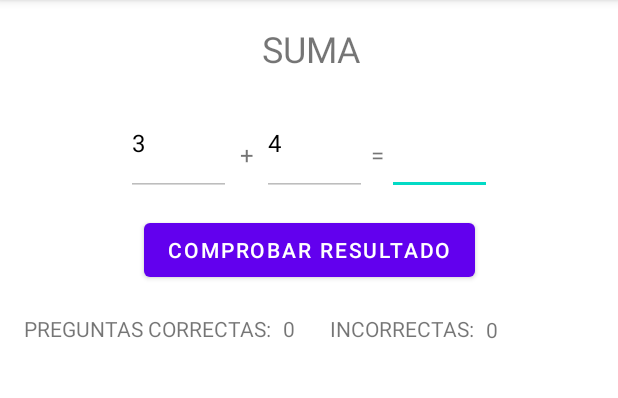
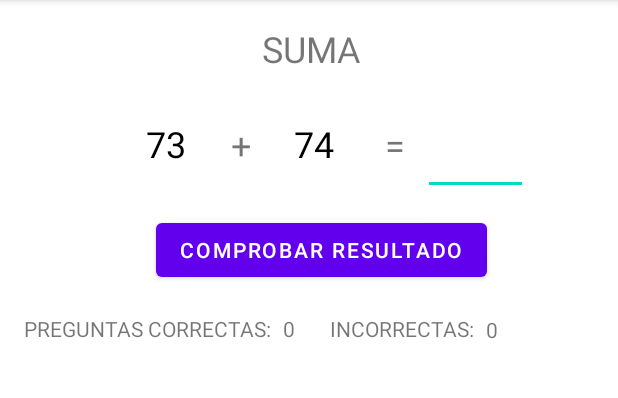
Before and after one commit to Alaynchus/PROM, an Android app: the screen it shows after launch (MainActivity), on a phone screen of 412 x 824 dp, the part 84-482 px from its top. Run offline under Robolectric (Android 15) with nearby library versions, the phone set to English and light mode, and no system bars.

Commit message:
Add files via upload

```diff
--- a/Unidad 2/Ejercicios/Tanda3/CalculadoraJuego/src/main/java/com/example/calculadorajuego/MainActivity.java
+++ b/Unidad 2/Ejercicios/Tanda3/CalculadoraJuego/src/main/java/com/example/calculadorajuego/MainActivity.java
@@ -1,13 +1,19 @@
 package com.example.calculadorajuego;
 
+import androidx.annotation.Nullable;
 import androidx.appcompat.app.AppCompatActivity;
 
+import android.content.Intent;
 import android.os.Bundle;
+import android.view.View;
 import android.widget.EditText;
+import android.widget.TextView;
 
 public class MainActivity extends AppCompatActivity {
 
-    private EditText num1, num2, numCorrectas, numIncorrectas;
+    private EditText   resultadotxt;
+    private TextView numCorrectas, numIncorrectas, num1, num2;
+    private int nu1, nu2, nuCorrectas, nuIncorrectas;
 
 
     protected void onCreate(Bundle savedInstanceState) {
@@ -16,11 +22,54 @@ public class MainActivity extends AppCompatActivity {
 
         num1 = findViewById(R.id.numero1txt);
         num2 = findViewById(R.id.numero2txt);
+        numCorrectas = findViewById(R.id.correctaslbl);
+        numIncorrectas = findViewById(R.id.incorrectaslbl);
+        resultadotxt = findViewById(R.id.resultadotxt);
+        nu1=0;
+        nu2=0;
+        nuCorrectas=0;
+        nuIncorrectas=0;
         crearNumerosRandom();
     }
     private void crearNumerosRandom(){
-        num1.setText(3+"");
-        num2.setText(4+"");
+
+        nu1=(int)(Math.random()*100);
+        num1.setText(String.valueOf(nu1));
+        nu2=(int)(Math.random()*100);
+        num2.setText(String.valueOf(nu2));
+
 
     }
+    public void comprobarListenerBtn(View view) {
+        try {
+            int resulcom = Integer.parseInt(resultadotxt.getText().toString());
+            Intent intent = new Intent(MainActivity.this, ResultadoOperacionActivity.class);
+            intent.putExtra("nu1",nu1);
+            intent.putExtra("nu2",nu2);
+            intent.putExtra("resulcom",resulcom);
+            startActivityForResult(intent,2);
+        }
+        catch(NumberFormatException e) {
+            //no es numeríco
+        }
+    }
+
+    public void onActivityResult(int requestCode, int resultCode, @Nullable Intent data) {
+        super.onActivityResult(requestCode, resultCode, data);
+
+        if (requestCode == 2 && resultCode==RESULT_OK){
+            crearNumerosRandom();
+            resultadotxt.setText("");
+
+            boolean respuesta = data.getExtras().getBoolean("esCorrecta");
+            if(respuesta){
+                nuCorrectas++;
+            }
+            else{
+                nuIncorrectas++;
+            }
+            numCorrectas.setText(nuCorrectas+"");
+            numIncorrectas.setText(nuIncorrectas+"");
+        }
+    }
 }
--- a/Unidad 2/Ejercicios/Tanda3/CalculadoraJuego/src/main/res/layout/activity_main.xml
+++ b/Unidad 2/Ejercicios/Tanda3/CalculadoraJuego/src/main/res/layout/activity_main.xml
@@ -18,18 +18,19 @@
         app:layout_constraintStart_toStartOf="parent"
         app:layout_constraintTop_toTopOf="parent" />
 
-    <EditText
+    <TextView
         android:id="@+id/numero1txt"
         android:layout_width="70dp"
         android:layout_height="70dp"
-        android:layout_marginStart="84dp"
+        android:layout_marginStart="76dp"
         android:layout_marginTop="12dp"
         android:ems="10"
         android:enabled="false"
+        android:gravity="center"
         android:inputType="textPersonName"
         android:textColor="#000000"
         android:textColorHint="#000000"
-        android:textSize="16dp"
+        android:textSize="24dp"
         app:layout_constraintStart_toStartOf="parent"
         app:layout_constraintTop_toBottomOf="@+id/sumatxt" />
 
@@ -37,14 +38,14 @@
         android:id="@+id/plustxt"
         android:layout_width="wrap_content"
         android:layout_height="wrap_content"
-        android:layout_marginTop="92dp"
+        android:layout_marginTop="80dp"
         android:text="+"
-        android:textSize="16dp"
+        android:textSize="24dp"
         app:layout_constraintEnd_toStartOf="@+id/numero2txt"
         app:layout_constraintStart_toEndOf="@+id/numero1txt"
         app:layout_constraintTop_toTopOf="parent" />
 
-    <EditText
+    <TextView
         android:id="@+id/numero2txt"
         android:layout_width="70dp"
         android:layout_height="70dp"
@@ -54,7 +55,8 @@
         android:inputType="textPersonName"
         android:textColor="#000000"
         android:textColorHint="#000000"
-        android:textSize="16dp"
+        android:textSize="24dp"
+        android:gravity="center"
         app:layout_constraintEnd_toEndOf="parent"
         app:layout_constraintHorizontal_bias="0.51"
         app:layout_constraintStart_toStartOf="parent"
@@ -64,9 +66,9 @@
         android:id="@+id/igualtxt"
         android:layout_width="wrap_content"
         android:layout_height="wrap_content"
-        android:layout_marginTop="92dp"
+        android:layout_marginTop="80dp"
         android:text="="
-        android:textSize="16dp"
+        android:textSize="24dp"
         app:layout_constraintEnd_toStartOf="@+id/resultadotxt"
         app:layout_constraintStart_toEndOf="@+id/numero2txt"
         app:layout_constraintTop_toTopOf="parent" />
@@ -76,7 +78,7 @@
         android:layout_width="70dp"
         android:layout_height="70dp"
         android:layout_marginTop="60dp"
-        android:layout_marginEnd="84dp"
+        android:layout_marginEnd="60dp"
         android:ems="10"
         android:inputType="number"
         android:textSize="24sp"
@@ -91,7 +93,9 @@
         android:text="COMPROBAR RESULTADO"
         app:layout_constraintEnd_toEndOf="@+id/resultadotxt"
         app:layout_constraintStart_toStartOf="@+id/numero1txt"
-        app:layout_constraintTop_toBottomOf="@+id/numero2txt" />
+        app:layout_constraintTop_toBottomOf="@+id/numero2txt"
+        android:onClick="comprobarListenerBtn"
+        />
 
     <TextView
         android:id="@+id/pregcorrectxt"
@@ -105,7 +109,7 @@
         app:layout_constraintVertical_bias="0.034" />
 
     <TextView
-        android:id="@+id/correctaslbl"
+        android:id="@+id/incorrectaslbl"
         android:layout_width="12dp"
         android:layout_height="18dp"
         android:layout_marginStart="8dp"
@@ -129,7 +133,7 @@
         app:layout_constraintVertical_bias="0.034" />
 
     <TextView
-        android:id="@+id/incorrectaslbl"
+        android:id="@+id/correctaslbl"
         android:layout_width="10dp"
         android:layout_height="19dp"
         android:inputType="number"
--- a/Unidad 2/Ejercicios/Tanda3/CalculadoraJuego/src/main/res/layout/activity_resultado_operacion.xml
+++ b/Unidad 2/Ejercicios/Tanda3/CalculadoraJuego/src/main/res/layout/activity_resultado_operacion.xml
@@ -18,7 +18,7 @@
         app:layout_constraintTop_toTopOf="parent" />
 
     <Button
-        android:id="@+id/imageButton"
+        android:id="@+id/vorverlbtn"
         android:layout_width="wrap_content"
         android:layout_height="wrap_content"
         android:layout_marginTop="60dp"
@@ -26,6 +26,7 @@
         android:text="VOLVER"
         app:layout_constraintEnd_toEndOf="parent"
         app:layout_constraintStart_toStartOf="parent"
-        app:layout_constraintTop_toBottomOf="@+id/respuestaresultadolbl" />
+        app:layout_constraintTop_toBottomOf="@+id/respuestaresultadolbl"
+        android:onClick="listenerVorlverbtn"/>
 
 </androidx.constraintlayout.widget.ConstraintLayout>
```
Also changed, not shown: Unidad 2/Ejercicios/Tanda3/CalculadoraJuego/src/main/AndroidManifest.xml (+7 -0 lines), Unidad 2/Ejercicios/Tanda3/CalculadoraJuego/src/main/java/com/example/calculadorajuego/ResultadoOperacionActivity.java (+34 -3 lines).
